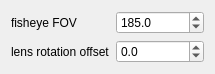
Before: the Qt Designer form vmg/lens_parameters_dialog.ui in cmbruns/vimage, drawn with Qt 5.
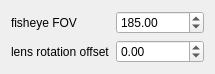
After: the same form once the commit is applied.

Diff of the .ui file:
```diff
--- a/vmg/lens_parameters_dialog.ui
+++ b/vmg/lens_parameters_dialog.ui
@@ -27,7 +27,7 @@
    <item row="0" column="1">
     <widget class="QDoubleSpinBox" name="fov_doubleSpinBox">
      <property name="decimals">
-      <number>1</number>
+      <number>2</number>
      </property>
      <property name="minimum">
       <double>90.000000000000000</double>
@@ -56,7 +56,7 @@
    <item row="1" column="1">
     <widget class="QDoubleSpinBox" name="lensrot_doubleSpinBox">
      <property name="decimals">
-      <number>1</number>
+      <number>2</number>
      </property>
      <property name="minimum">
       <double>-180.000000000000000</double>
```
Left out of the diff: 4 changed lines with no effect on the pictures.
